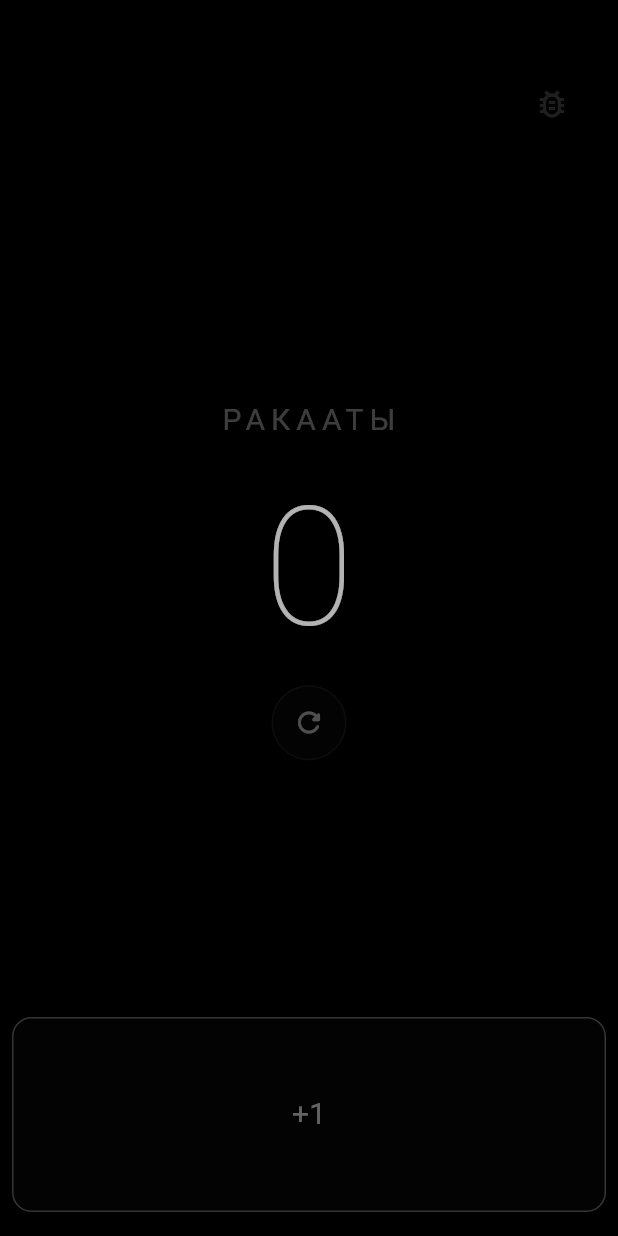
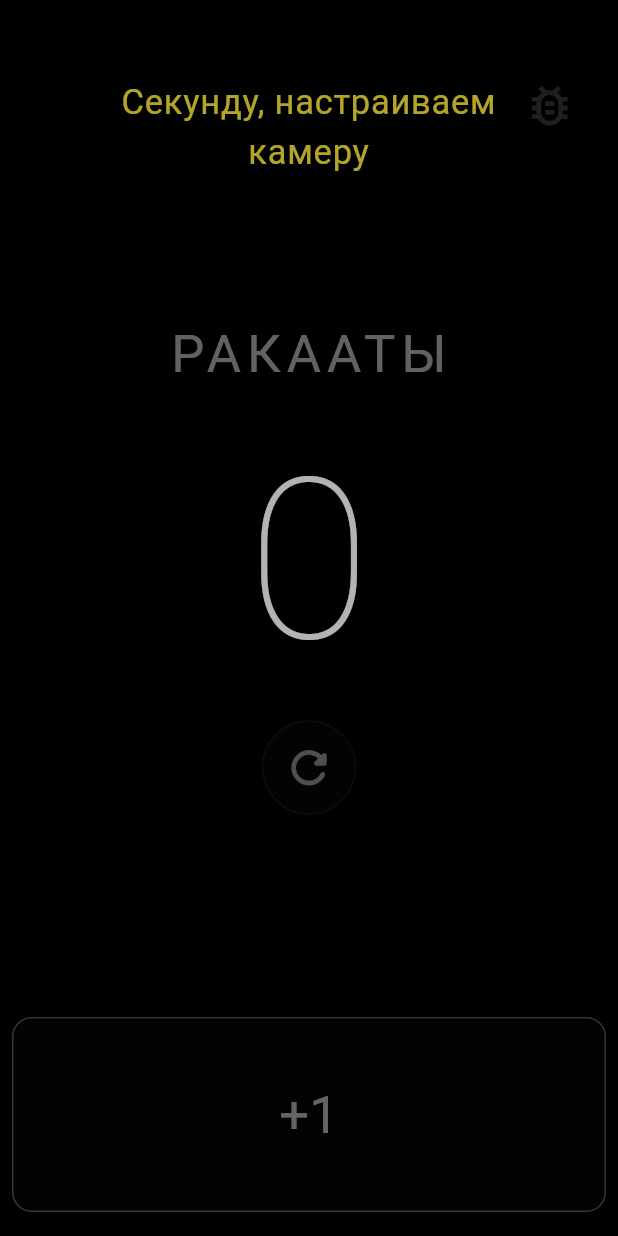
Before and after one commit to Signa-Inc/Sajdah_Helper, a Flutter app: the screen it shows after launch, on a phone screen of 412 x 824 dp. Run offline on Flutter 3.47's test engine with Material 3 defaults, Android fonts, the phone set to English and light mode, and no system bars; our stand-ins replace camera, vibration, wakelock_plus.

Commit message:
Edit: 1. Redesigned the UI 2. Fix some bugs

```diff
--- a/lib/main.dart
+++ b/lib/main.dart
@@ -66,8 +66,13 @@ class _SajdahScreenState extends State<SajdahScreen> {
 
   bool isDebugMode = false;
 
-  // --- ПЕРЕМЕННЫЕ ДЛЯ ТАСКОВ С ТЕМНОТОЙ ---
-  bool showDarkWarning = false;               // Показывается ли сейчас предупреждение
+  // --- ПЕРЕМЕННЫЕ ДЛЯ ТАСКОВ С УВЕДОМЛЕНИЯМИ ---
+  bool isInitializing = true;                 // Идет ли сейчас настройка компонентов
+  bool showStatusMessage = false;             // Показывается ли плашка после инициализации
+  String statusMessageText = "";              // Текст верхнего сообщения
+  Color statusMessageColor = Colors.yellow;   // Цвет верхнего сообщения
+  double statusMessageFontSize = 18;          // Динамический размер шрифта для верхнего сообщения
+
   bool hasCheckedInitialBrightness = false;   // Была ли уже сделана стартовая проверка
 
   @override
@@ -80,6 +85,9 @@ class _SajdahScreenState extends State<SajdahScreen> {
   Future<void> initCamera() async {
     if (_cameras.isEmpty) {
       debugPrint("Камеры не найдены на устройстве");
+      setState(() {
+        isInitializing = false;
+      });
       return;
     }
 
@@ -91,6 +99,14 @@ class _SajdahScreenState extends State<SajdahScreen> {
         return _cameras.first;       // Возвращаем первую доступную камеру как запасной вариант
       },
     );
+
+    // Если фронталка не найдена, выходим из режима загрузки сразу, так как потока кадров не будет
+    if (!isFrontCameraFinded) {
+      setState(() {
+        isInitializing = false;
+      });
+      return;
+    }
 
     controller = CameraController(selectedCamera, ResolutionPreset.low, enableAudio: false);
 
@@ -106,6 +122,9 @@ class _SajdahScreenState extends State<SajdahScreen> {
       controller!.startImageStream(analyzeFrame);
     } catch (e) {
       debugPrint("Ошибка камеры: $e");
+      setState(() {
+        isInitializing = false;
+      });
     }
 
     if (mounted) setState(() {});
@@ -129,20 +148,32 @@ class _SajdahScreenState extends State<SajdahScreen> {
     }
     double avgBrightness = count > 0 ? totalBrightness / count : 0;
 
-    // СТАРТОВАЯ ПРОВЕРКА ЯРКОСТИ (Выполняется 1 раз за запуск)
+    // СТАРТОВАЯ ПРОВЕРКА ЯРКОСТИ (Выполняется 1 раз за запуск при первом кадре)
     if (!hasCheckedInitialBrightness) {
       hasCheckedInitialBrightness = true;
+      isInitializing = false; // Инициализация успешно завершена
+      showStatusMessage = true;
+
       if (avgBrightness <= SajdahConfig.minBrightessThreshold) {
-        showDarkWarning = true;
-        // Таймер авто-скрытия плашки ровно через 10 секунд
-        Timer(const Duration(seconds: 10), () {
-          if (mounted) {
-            setState(() {
-              showDarkWarning = false;
-            });
-          }
-        });
+        // Если темно — длинный текст, уменьшаем шрифт
+        statusMessageText = "Слишком темно. Используйте кнопку '+1'";
+        statusMessageColor = Colors.redAccent;
+        statusMessageFontSize = 23;
+      } else {
+        // Если всё в порядке — короткий текст, увеличиваем шрифт
+        statusMessageText = "Всё нормально, можете молиться";
+        statusMessageColor = Colors.greenAccent;
+        statusMessageFontSize = 23;
       }
+
+      // Таймер авто-скрытия плашки ровно через 10 секунд
+      Timer(const Duration(seconds: 5), () {
+        if (mounted) {
+          setState(() {
+            showStatusMessage = false;
+          });
+        }
+      });
     }
 
     // 2. Инициализируем базовый кадр
@@ -239,7 +270,7 @@ class _SajdahScreenState extends State<SajdahScreen> {
     });
 
     if (controller != null && controller!.value.isInitialized) {
-      await controller!.setExposureMode(ExposureMode.auto);
+      await controller!.setExposureMode(FocusMode.locked == true ? ExposureMode.auto : ExposureMode.auto);
       await Future.delayed(const Duration(milliseconds: 500));
       await controller!.setExposureMode(ExposureMode.locked);
     }
@@ -281,7 +312,7 @@ class _SajdahScreenState extends State<SajdahScreen> {
               children: [
                 const Spacer(flex: 3), // Центрируем контент более плавно
 
-                _buildStatLabel("РАКААТЫ", Colors.white24, 20),
+                _buildStatLabel("РАКААТЫ", Colors.white38, 35),
 
                 const SizedBox(height: 5),
 
@@ -292,7 +323,7 @@ class _SajdahScreenState extends State<SajdahScreen> {
                       : null,
                   child: _buildStatValue(
                       rakatCount % 1 == 0 ? rakatCount.toInt().toString() : rakatCount.toString(),
-                      110
+                      150
                   ),
                 ),
 
@@ -301,7 +332,7 @@ class _SajdahScreenState extends State<SajdahScreen> {
                   onPressed: resetAll,
                   icon: const Icon(Icons.refresh_rounded),
                   color: Colors.white30,
-                  iconSize: 22,
+                  iconSize: 35,
                   style: IconButton.styleFrom(
                     backgroundColor: Colors.white.withOpacity(0.01),
                     padding: const EdgeInsets.all(14),
@@ -311,10 +342,7 @@ class _SajdahScreenState extends State<SajdahScreen> {
 
                 const SizedBox(height: 10),
 
-                // Премиальные мягкие плашки предупреждений цвета затухающего янтаря
-                if (showDarkWarning)
-                  _buildWarningCard("Слишком темно. Камера может не работать. Используйте кнопку '+1'"),
-
+                // Премиальная мягкая плашка предупреждения (только для отсутствия физической камеры)
                 if (!isFrontCameraFinded)
                   _buildWarningCard("Фронтальная камера не найдена, используйте кнопку '+1'"),
 
@@ -340,7 +368,7 @@ class _SajdahScreenState extends State<SajdahScreen> {
               icon: Icon(
                 isDebugMode ? Icons.bug_report : Icons.bug_report_outlined,
                 color: isDebugMode ? Colors.orangeAccent.withOpacity(0.6) : Colors.white12,
-                size: 24,
+                size: 35,
               ),
               onPressed: () {
                 setState(() {
@@ -352,6 +380,41 @@ class _SajdahScreenState extends State<SajdahScreen> {
               },
             ),
           ),
+
+          // --- ВЕРХНИЕ СТАТУСНЫЕ УВЕДОМЛЕНИЯ ---
+          if (isInitializing)
+            Positioned(
+              top: 52,
+              left: 80,
+              right: 80,
+              child: Text(
+                "Секунду, настраиваем камеру",
+                textAlign: TextAlign.center,
+                style: TextStyle(
+                    color: Colors.yellow.withOpacity(0.7),
+                    fontSize: 23, // Изменено: Оптимальный размер под среднюю строку загрузки
+                    fontWeight: FontWeight.w400,
+                    letterSpacing: 0.5
+                ),
+              ),
+            ),
+
+          if (showStatusMessage)
+            Positioned(
+              top: 52,
+              left: 80,
+              right: 80,
+              child: Text(
+                statusMessageText,
+                textAlign: TextAlign.center,
+                style: TextStyle(
+                    color: statusMessageColor.withOpacity(0.8),
+                    fontSize: statusMessageFontSize, // Изменено: Размер теперь зависит от выбранного текста
+                    fontWeight: FontWeight.w400,
+                    letterSpacing: 0.3
+                ),
+              ),
+            ),
         ],
       ),
       floatingActionButtonLocation: FloatingActionButtonLocation.centerFloat,
@@ -359,7 +422,7 @@ class _SajdahScreenState extends State<SajdahScreen> {
     );
   }
 
-  // --- Новые благородные Stealth-виджеты ---
+  // --- Вспомогательные Stealth-виджеты ---
 
   Widget _buildStatLabel(String text, Color color, double size) => Text(
     text,
@@ -367,7 +430,7 @@ class _SajdahScreenState extends State<SajdahScreen> {
       fontSize: size,
       color: color,
       fontWeight: FontWeight.w400,
-      letterSpacing: 4.0, // Красивый благородный разбег букв
+      letterSpacing: 4.0,
     ),
   );
 
@@ -375,8 +438,8 @@ class _SajdahScreenState extends State<SajdahScreen> {
     text,
     style: TextStyle(
       fontSize: size,
-      fontWeight: FontWeight.w100, // Элегантный тонкий стиль
-      color: Colors.white70, // Приглушили, чтобы не слепило
+      fontWeight: FontWeight.w100,
+      color: Colors.white70,
     ),
   );
 
@@ -385,7 +448,6 @@ class _SajdahScreenState extends State<SajdahScreen> {
     style: const TextStyle(color: Colors.white30, fontSize: 13, fontFamily: 'monospace'),
   );
 
-  // Мягкое полупрозрачное уведомление
   Widget _buildWarningCard(String text) => Padding(
     padding: const EdgeInsets.symmetric(horizontal: 40, vertical: 5),
     child: Container(
@@ -418,17 +480,17 @@ class _SajdahScreenState extends State<SajdahScreen> {
     onPanStart: (_) => processSajda(),
     child: Container(
       width: double.infinity,
-      height: 130, // Сделали чуть компактнее по высоте
+      height: 130,
       alignment: Alignment.center,
-      margin: const EdgeInsets.symmetric(horizontal: 8), // Красивые отступы от краев корпуса
+      margin: const EdgeInsets.symmetric(horizontal: 8),
       decoration: BoxDecoration(
-        color: Colors.white.withOpacity(0.01), // Почти полностью растворяется на черном экране
+        color: Colors.white.withOpacity(0.01),
         borderRadius: BorderRadius.circular(13),
         border: Border.all(color: Colors.white.withOpacity(0.2), width: 1),
       ),
       child: const Text(
         '+1',
-        style: TextStyle(color: Colors.white38, fontSize: 20/*, fontWeight: FontWeight.w300*/),
+        style: TextStyle(color: Colors.white38, fontSize: 35),
       ),
     ),
   );
```
